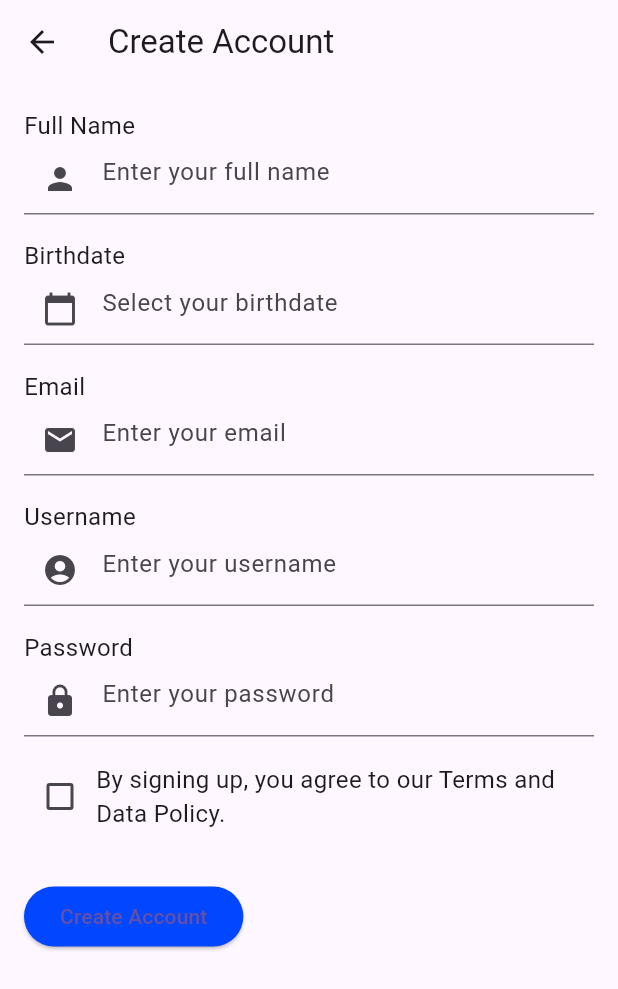
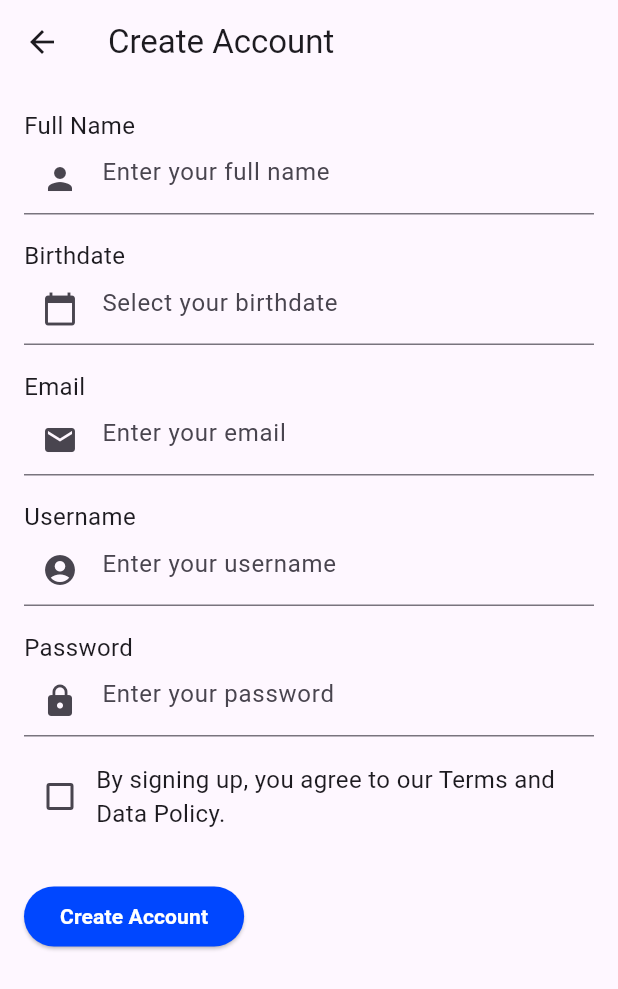
Before and after one commit to MTonilon22/Ardu-Illuminate, a Flutter app: the CreateAccountPage screen opened directly, on a phone screen of 412 x 824 dp. Shown: the top 989 px of the screen. Run offline on Flutter 3.47's test engine with Material 2 defaults, Android fonts, the light colour scheme and no system bars; missing offline and left inert: duration_picker; network calls fail.

Commit message:
you can now click the Create Account button and it will redirect you to the loging page

```diff
--- a/lib/createaccountpage.dart
+++ b/lib/createaccountpage.dart
@@ -139,6 +139,7 @@ class _CreateAccountPageState extends State<CreateAccountPage> {
            ElevatedButton(
   onPressed: () {
     // TODO: Add account creation logic
+    Navigator.pushNamed(context, '/login');
   },
   style: ElevatedButton.styleFrom(
     shape: RoundedRectangleBorder(
@@ -146,8 +147,15 @@ class _CreateAccountPageState extends State<CreateAccountPage> {
     ),
     backgroundColor: const Color(0xFF0047FF),
   ),
-              child: const Text('Create Account'),
+  child: const Text(
+    'Create Account',
+    style: TextStyle(
+      color: Colors.white,
+      fontWeight: FontWeight.bold,
     ),
+  ),
+),
+
           ],
         ),
       ),
```
Also changed, not shown: lib/main.dart (+28 -8 lines). Lines whose indentation alone changed are shown as unchanged.
